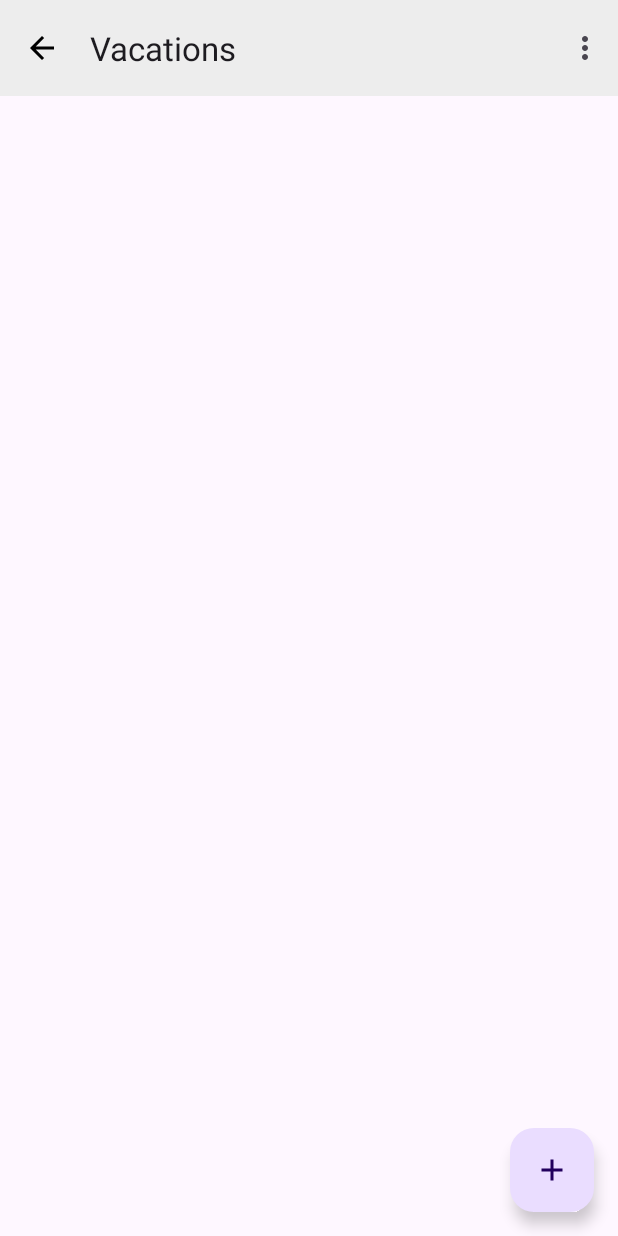
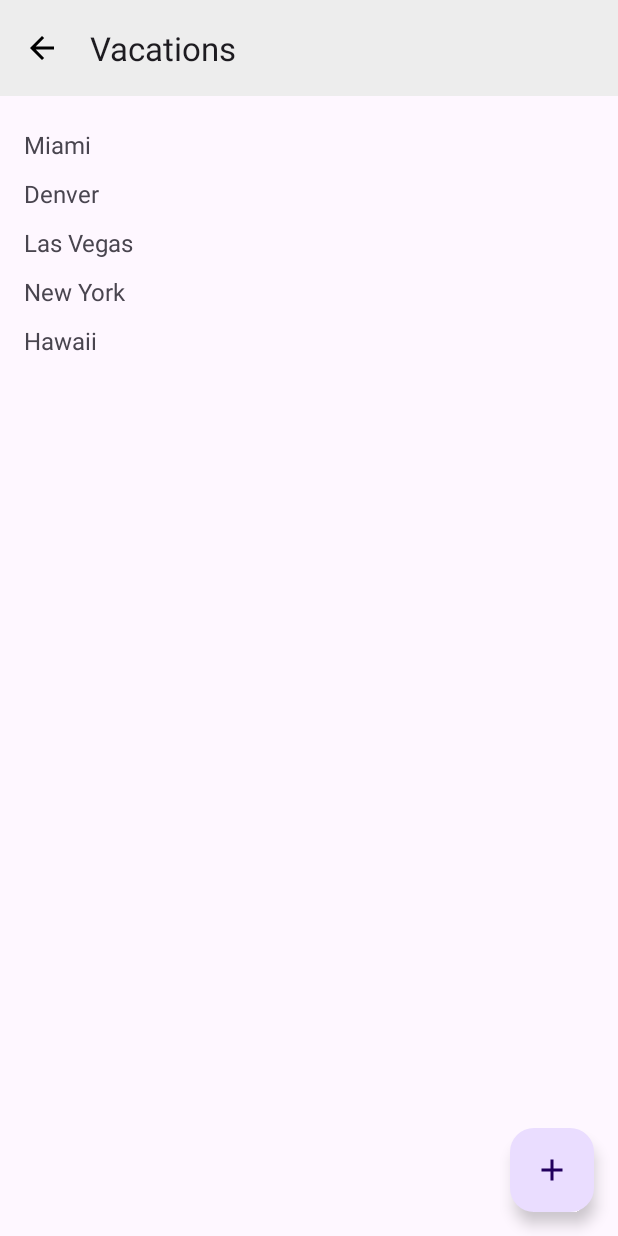
Before and after one commit to udashsanam/vacationapp, an Android app: the VacationList screen opened directly, with no data from a screen before it, on a phone screen of 412 x 824 dp. Run offline under Robolectric (Android 15) with nearby library versions, the phone set to English and light mode, and no system bars.

Commit message:
add: holiday list and data pass

```diff
--- a/app/src/main/java/net/pradhan/vacationapp/UI/VacationDetails.java
+++ b/app/src/main/java/net/pradhan/vacationapp/UI/VacationDetails.java
@@ -64,6 +64,9 @@ public class VacationDetails extends AppCompatActivity {
 
         startDateText.setOnClickListener(v -> showDatePicker(startDateText));
         endDateText.setOnClickListener(v -> showDatePicker(endDateText));
+
+        String holidayName = getIntent().getStringExtra("Detail");
+        System.out.println("fromintext" + holidayName);
     }
 
     private void showDatePicker(TextView targetView) {
--- a/app/src/main/java/net/pradhan/vacationapp/UI/VacationList.java
+++ b/app/src/main/java/net/pradhan/vacationapp/UI/VacationList.java
@@ -5,6 +5,8 @@ import android.os.Bundle;
 import android.view.Menu;
 import android.view.MenuItem;
 import android.view.View;
+import android.widget.LinearLayout;
+import android.widget.TextView;
 import android.widget.Toast;
 
 import androidx.activity.EdgeToEdge;
@@ -18,8 +20,12 @@ import com.google.android.material.floatingactionbutton.FloatingActionButton;
 
 import net.pradhan.vacationapp.R;
 
+import java.util.Arrays;
+import java.util.List;
+
 public class VacationList extends AppCompatActivity {
 
+    LinearLayout vacationListContainer;
     @Override
     protected void onCreate(Bundle savedInstanceState) {
         super.onCreate(savedInstanceState);
@@ -44,6 +50,23 @@ public class VacationList extends AppCompatActivity {
 
         // Handle back button click
         toolbar.setNavigationOnClickListener(v -> onBackPressed());
+
+        vacationListContainer = findViewById(R.id.vacationListContainer);
+        // Example dynamic vacation list
+        List<String> vacations = Arrays.asList("Miami", "Denver", "Las Vegas", "New York", "Hawaii");
+
+        for (String place : vacations) {
+            TextView textView = new TextView(this);
+            textView.setText(place);
+            textView.setTextSize(16);
+            textView.setPadding(0, 8, 0, 8);
+            textView.setOnClickListener(v -> {
+                Intent intent = new Intent(this, VacationDetails.class);
+                intent.putExtra("Detail", place);
+                startActivity(intent);
+            });
+            vacationListContainer.addView(textView);
+        }
         System.out.println(getIntent().getStringExtra("test"));
     }
 
--- a/app/src/main/res/layout/activity_vacation_list.xml
+++ b/app/src/main/res/layout/activity_vacation_list.xml
@@ -14,10 +14,27 @@
         app:title="Vacations"
         app:titleCentered="false"
         app:navigationIcon="@drawable/baseline_arrow_back_24"
-        app:menu="@menu/menu_vacation_list"
         app:layout_constraintTop_toTopOf="parent"
         app:layout_constraintStart_toStartOf="parent"
         app:layout_constraintEnd_toEndOf="parent" />
+
+    <ScrollView
+        android:id="@+id/scrollView"
+        android:layout_width="0dp"
+        android:layout_height="0dp"
+        android:padding="16dp"
+        android:fillViewport="true"
+        app:layout_constraintTop_toBottomOf="@id/topAppBar"
+        app:layout_constraintStart_toStartOf="parent"
+        app:layout_constraintEnd_toEndOf="parent"
+        app:layout_constraintBottom_toBottomOf="parent">
+
+        <LinearLayout
+            android:id="@+id/vacationListContainer"
+            android:layout_width="match_parent"
+            android:layout_height="wrap_content"
+            android:orientation="vertical" />
+    </ScrollView>
 
     <com.google.android.material.floatingactionbutton.FloatingActionButton
         android:id="@+id/floatingActionButton"
```
